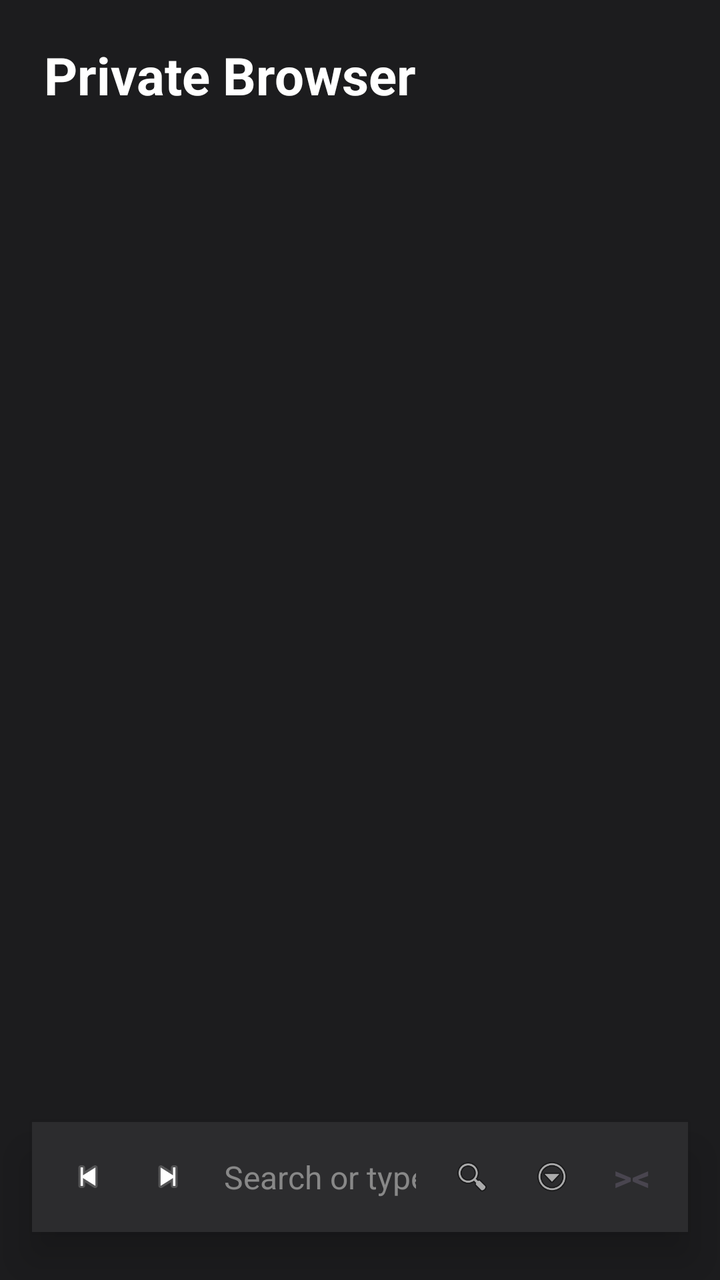
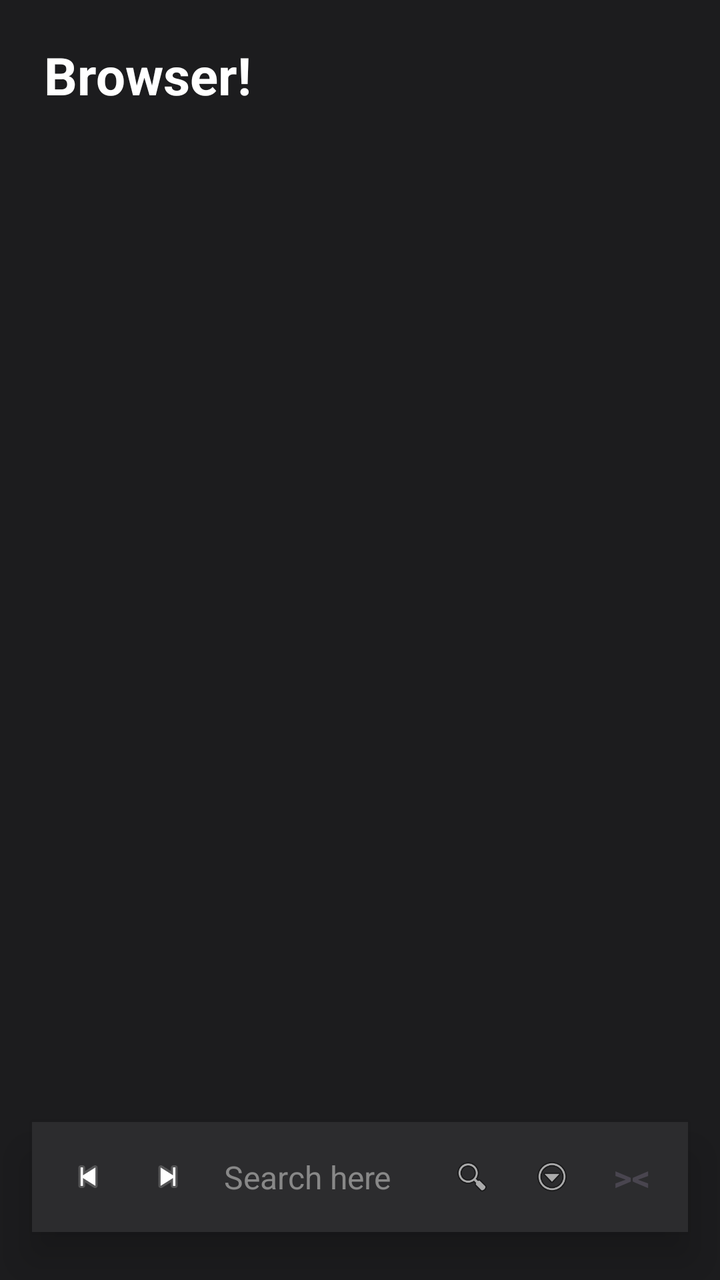

An Android layout rendered at two revisions. The XML below is the earlier revision; the diff shows what the commit changed to produce the second picture.
<!-- AndroidManifest.xml: application theme Theme.OwnPhotoONWall -->
<!-- res/layout/activity_private_browser.xml -->
<?xml version="1.0" encoding="utf-8"?>
<RelativeLayout xmlns:android="http://schemas.android.com/apk/res/android"
    xmlns:app="http://schemas.android.com/apk/res-auto"
    xmlns:tools="http://schemas.android.com/tools"
    android:id="@+id/browserRoot"
    android:layout_width="match_parent"
    android:layout_height="match_parent"
    android:background="#1C1C1E"
    tools:ignore="HardcodedText,Autofill,ContentDescription">

    <ProgressBar
        android:id="@+id/browserProgressBar"
        style="?android:attr/progressBarStyleHorizontal"
        android:layout_width="match_parent"
        android:layout_height="3dp"
        android:layout_alignParentTop="true"
        android:progressDrawable="@drawable/modern_button"
        android:visibility="gone"
        android:elevation="2dp" />

    <FrameLayout
        android:id="@+id/webViewContainer"
        android:layout_width="match_parent"
        android:layout_height="match_parent"
        android:layout_below="@id/browserProgressBar" />

    <LinearLayout
        android:id="@+id/homeOverlay"
        android:layout_width="match_parent"
        android:layout_height="match_parent"
        android:orientation="vertical"
        android:paddingStart="16dp"
        android:paddingEnd="16dp"
        android:paddingTop="20dp"
        android:paddingBottom="100dp"
        android:background="#1C1C1E"
        android:visibility="visible"
        android:elevation="4dp">

        <TextView
            android:id="@+id/tvHomeTitle"
            android:layout_width="wrap_content"
            android:layout_height="wrap_content"
            android:text="Private Browser"
            android:textColor="#FFFFFF"
            android:textSize="26sp"
            android:textStyle="bold"
            android:layout_marginStart="6dp"
            android:layout_marginBottom="16dp" />

        <ScrollView
            android:layout_width="match_parent"
            android:layout_height="0dp"
            android:layout_weight="1"
            android:scrollbars="none">

            
            <GridLayout
                android:id="@+id/homeShortcutList"
                android:layout_width="match_parent"
                android:layout_height="wrap_content"
                android:columnCount="2"
                android:alignmentMode="alignMargins" />
        </ScrollView>
    </LinearLayout>

    <LinearLayout
        android:id="@+id/searchCapsule"
        android:layout_width="match_parent"
        android:layout_height="55dp"
        android:layout_alignParentBottom="true"
        android:layout_marginHorizontal="16dp"
        android:layout_marginBottom="24dp"
        android:background="#2C2C2E"
        android:orientation="horizontal"
        android:gravity="center_vertical"
        android:elevation="12dp"
        android:paddingHorizontal="8dp"
        android:animateLayoutChanges="true">

        <ImageView
            android:id="@+id/btnBrowserBack"
            android:layout_width="40dp"
            android:layout_height="40dp"
            android:padding="10dp"
            android:src="@android:drawable/ic_media_previous"
            android:background="?selectableItemBackgroundBorderless"/>

        <ImageView
            android:id="@+id/btnBrowserForward"
            android:layout_width="40dp"
            android:layout_height="40dp"
            android:padding="10dp"
            android:src="@android:drawable/ic_media_next"
            android:background="?selectableItemBackgroundBorderless"/>

        <EditText
            android:id="@+id/etSearchUrl"
            android:layout_width="0dp"
            android:layout_height="match_parent"
            android:layout_weight="1"
            android:background="@null"
            android:hint="Search or type URL"
            android:textColorHint="#888888"
            android:textColor="#FFFFFF"
            android:textSize="16sp"
            android:paddingHorizontal="8dp"
            android:singleLine="true"
            android:imeOptions="actionGo"
            android:inputType="textUri" />

        <ImageView
            android:id="@+id/btnBrowserGo"
            android:layout_width="40dp"
            android:layout_height="40dp"
            android:padding="10dp"
            android:src="@android:drawable/ic_menu_search"
            android:background="?selectableItemBackgroundBorderless"/>

        <ImageView
            android:id="@+id/btnBrowserMenu"
            android:layout_width="40dp"
            android:layout_height="40dp"
            android:padding="10dp"
            android:src="@android:drawable/ic_menu_more"
            android:background="?selectableItemBackgroundBorderless"/>

        <TextView
            android:id="@+id/btnFullscreenToggle"
            android:layout_width="40dp"
            android:layout_height="40dp"
            android:text=">&lt;"
            android:textSize="18sp"
            android:textStyle="bold"
            android:gravity="center"
            android:background="?selectableItemBackgroundBorderless"/>
    </LinearLayout>

    <LinearLayout
        android:id="@+id/tabsOverlay"
        android:layout_width="match_parent"
        android:layout_height="match_parent"
        android:orientation="vertical"
        android:background="#1E1A18"
        android:visibility="gone"
        android:elevation="20dp"
        android:padding="16dp">

        <RelativeLayout
            android:layout_width="match_parent"
            android:layout_height="wrap_content"
            android:layout_marginBottom="16dp">

            <TextView
                android:id="@+id/btnAddNewTab"
                android:layout_width="60dp"
                android:layout_height="40dp"
                android:text="+"
                android:textSize="24sp"
                android:textColor="#000000"
                android:textStyle="bold"
                android:gravity="center"
                android:includeFontPadding="false"
                android:padding="0dp"
                android:layout_alignParentStart="true"
                android:background="@drawable/modern_button"
                android:backgroundTint="#FFB59F"/>

            <ImageView
                android:id="@+id/btnCloseTabsOverlay"
                android:layout_width="40dp"
                android:layout_height="40dp"
                android:src="@android:drawable/ic_menu_close_clear_cancel"
                android:layout_alignParentEnd="true"
                android:layout_centerVertical="true"
                app:tint="#FFFFFF"/>
        </RelativeLayout>

        <ScrollView
            android:layout_width="match_parent"
            android:layout_height="match_parent"
            android:scrollbars="none">
            <GridLayout
                android:id="@+id/tabsGrid"
                android:layout_width="match_parent"
                android:layout_height="wrap_content"
                android:columnCount="2"
                android:alignmentMode="alignMargins"/>
        </ScrollView>
    </LinearLayout>

    <LinearLayout
        android:id="@+id/downloadsOverlay"
        android:layout_width="match_parent"
        android:layout_height="match_parent"
        android:orientation="vertical"
        android:background="#1E1A18"
        android:visibility="gone"
        android:elevation="20dp"
        android:padding="16dp">

        <RelativeLayout
            android:layout_width="match_parent"
            android:layout_height="wrap_content"
            android:layout_marginBottom="24dp">

            <TextView
                android:id="@+id/tvDownloadsTitle"
                android:layout_width="wrap_content"
                android:layout_height="wrap_content"
                android:text="Downloads"
                android:textSize="24sp"
                android:textStyle="bold"
                android:textColor="#FFFFFF"/>

            <ImageView
                android:id="@+id/btnCloseDownloadsOverlay"
                android:layout_width="32dp"
                android:layout_height="32dp"
                android:src="@android:drawable/ic_menu_close_clear_cancel"
                android:layout_alignParentEnd="true"
                android:layout_centerVertical="true"
                app:tint="#FFFFFF"/>
        </RelativeLayout>

        <LinearLayout
            android:layout_width="match_parent"
            android:layout_height="wrap_content"
            android:orientation="horizontal"
            android:layout_marginBottom="16dp">

            <TextView
                android:id="@+id/btnAllDownloads"
                android:layout_width="wrap_content"
                android:layout_height="wrap_content"
                android:minHeight="36dp"
                android:minWidth="80dp"
                android:text="All"
                android:textColor="#FFFFFF"
                android:textSize="14sp"
                android:textStyle="bold"
                android:gravity="center"
                android:paddingHorizontal="24dp"
                android:paddingVertical="8dp"
                android:background="@drawable/modern_button"
                android:backgroundTint="#3D322F" />
        </LinearLayout>

        <ScrollView
            android:layout_width="match_parent"
            android:layout_height="match_parent"
            android:scrollbars="none">

            <LinearLayout
                android:id="@+id/downloadsList"
                android:layout_width="match_parent"
                android:layout_height="wrap_content"
                android:orientation="vertical"/>
        </ScrollView>
    </LinearLayout>

</RelativeLayout>
<!-- resources referenced by this layout -->
<resources>
  <!-- drawable modern_button (drawable) -->
  <?xml version="1.0" encoding="utf-8"?>
  <shape xmlns:android="http://schemas.android.com/apk/res/android" android:shape="rectangle">
      <corners android:radius="30dp" /> <solid android:color="#2C2C2C" /> <padding android:left="16dp" android:right="16dp" android:top="12dp" android:bottom="12dp" />
  </shape>
  <style name="Theme.OwnPhotoONWall" parent="Base.Theme.OwnPhotoONWall" />
  <style name="Base.Theme.OwnPhotoONWall" parent="Theme.Material3.DayNight.NoActionBar">
          <item name="android:windowActivityTransitions">true</item>
          <item name="android:windowContentTransitions">true</item>
      </style>
</resources>

<!-- the commit's change to res/layout/activity_private_browser.xml (unified diff, before → after) -->
@@ -41,7 +41,7 @@
             android:id="@+id/tvHomeTitle"
             android:layout_width="wrap_content"
             android:layout_height="wrap_content"
-            android:text="Private Browser"
+            android:text="Browser!"
             android:textColor="#FFFFFF"
             android:textSize="26sp"
             android:textStyle="bold"
@@ -100,7 +100,7 @@
             android:layout_height="match_parent"
             android:layout_weight="1"
             android:background="@null"
-            android:hint="Search or type URL"
+            android:hint="Search here"
             android:textColorHint="#888888"
             android:textColor="#FFFFFF"
             android:textSize="16sp"
